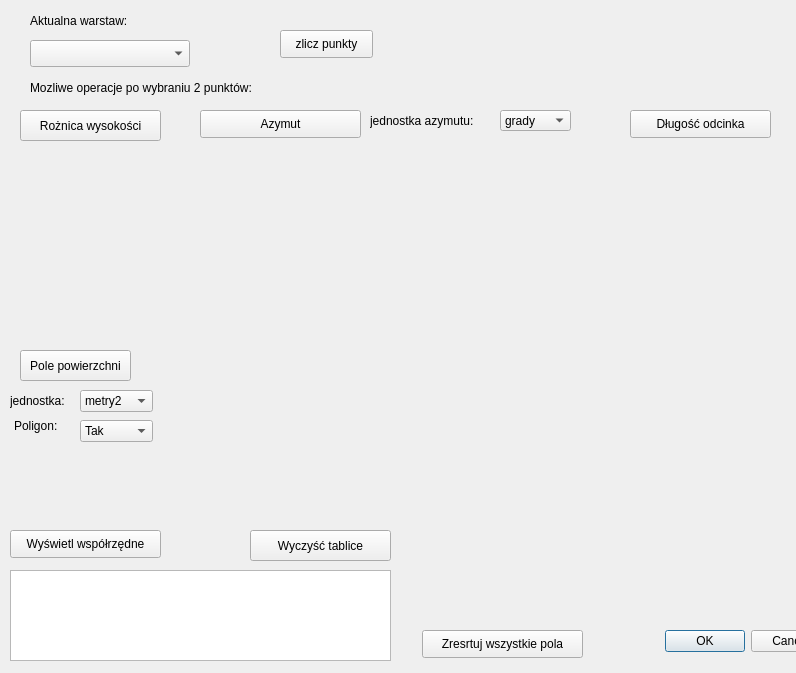
The window that wtyczka_projekt_3/wtyczka_projekt_3_dialog_base.ui (Sawoboh/Informatyka_Projekt_2) describes before a commit, drawn with Qt 5.
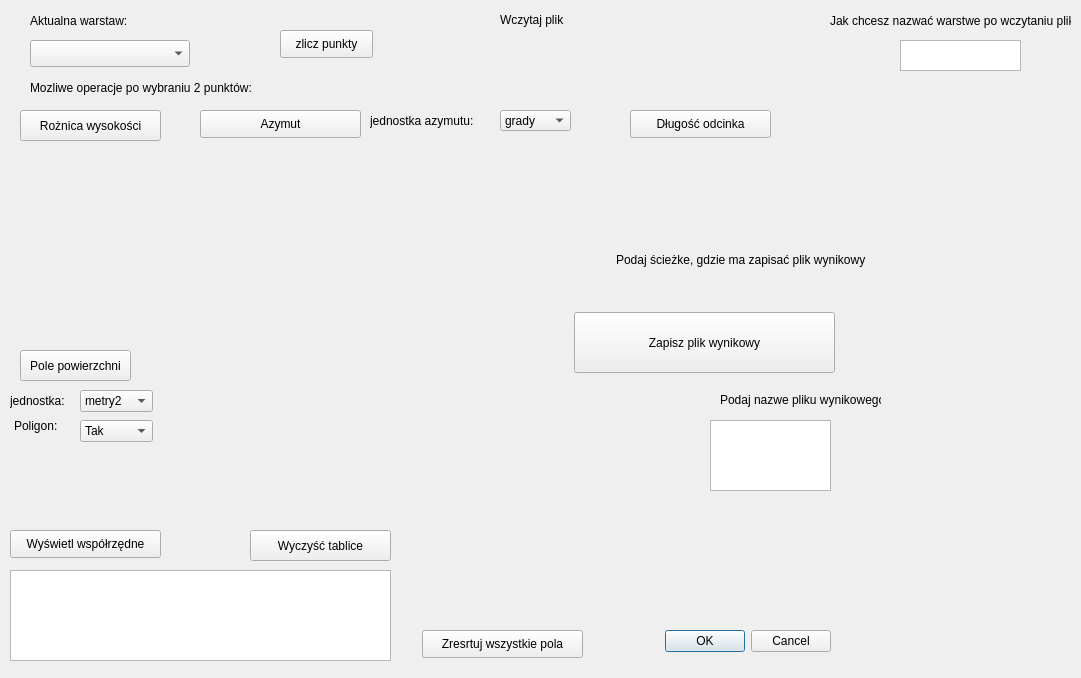
The same window after the commit. Custom widgets are drawn as their Qt base class.

Commit message: Dodanie Wczytania pliku

```diff
--- a/wtyczka_projekt_3/wtyczka_projekt_3_dialog_base.ui
+++ b/wtyczka_projekt_3/wtyczka_projekt_3_dialog_base.ui
@@ -6,8 +6,8 @@
    <rect>
     <x>0</x>
     <y>0</y>
-    <width>796</width>
-    <height>673</height>
+    <width>1081</width>
+    <height>678</height>
    </rect>
   </property>
   <property name="windowTitle">
@@ -374,8 +374,121 @@
     </property>
    </item>
   </widget>
+  <widget class="QgsFileWidget" name="wybor_pliku">
+   <property name="geometry">
+    <rect>
+     <x>479</x>
+     <y>30</y>
+     <width>381</width>
+     <height>27</height>
+    </rect>
+   </property>
+  </widget>
+  <widget class="QPushButton" name="zapisanie_pliku">
+   <property name="geometry">
+    <rect>
+     <x>574</x>
+     <y>312</y>
+     <width>261</width>
+     <height>61</height>
+    </rect>
+   </property>
+   <property name="text">
+    <string>Zapisz plik wynikowy</string>
+   </property>
+  </widget>
+  <widget class="QTextEdit" name="nazwa_pliku_wynikowego">
+   <property name="geometry">
+    <rect>
+     <x>710</x>
+     <y>420</y>
+     <width>121</width>
+     <height>71</height>
+    </rect>
+   </property>
+  </widget>
+  <widget class="QTextEdit" name="nazwa_warstwy">
+   <property name="geometry">
+    <rect>
+     <x>900</x>
+     <y>40</y>
+     <width>121</width>
+     <height>31</height>
+    </rect>
+   </property>
+  </widget>
+  <widget class="QLabel" name="label">
+   <property name="geometry">
+    <rect>
+     <x>830</x>
+     <y>10</y>
+     <width>241</width>
+     <height>21</height>
+    </rect>
+   </property>
+   <property name="text">
+    <string>Jak chcesz nazwać warstwe po wczytaniu pliku?</string>
+   </property>
+  </widget>
+  <widget class="QLabel" name="label_2">
+   <property name="geometry">
+    <rect>
+     <x>720</x>
+     <y>390</y>
+     <width>161</width>
+     <height>20</height>
+    </rect>
+   </property>
+   <property name="text">
+    <string>Podaj nazwe pliku wynikowego:</string>
+   </property>
+  </widget>
+  <widget class="QLabel" name="label_3">
+   <property name="geometry">
+    <rect>
+     <x>500</x>
+     <y>10</y>
+     <width>191</width>
+     <height>20</height>
+    </rect>
+   </property>
+   <property name="text">
+    <string>Wczytaj plik</string>
+   </property>
+  </widget>
+  <widget class="QgsFileWidget" name="sciezka_do_zapisu">
+   <property name="geometry">
+    <rect>
+     <x>609</x>
+     <y>280</y>
+     <width>351</width>
+     <height>27</height>
+    </rect>
+   </property>
+   <property name="fileWidgetButtonVisible">
+    <bool>true</bool>
+   </property>
+  </widget>
+  <widget class="QLabel" name="label_4">
+   <property name="geometry">
+    <rect>
+     <x>616</x>
+     <y>250</y>
+     <width>311</width>
+     <height>20</height>
+    </rect>
+   </property>
+   <property name="text">
+    <string>Podaj ścieżke, gdzie ma zapisać plik wynikowy</string>
+   </property>
+  </widget>
  </widget>
  <customwidgets>
+  <customwidget>
+   <class>QgsFileWidget</class>
+   <extends>QWidget</extends>
+   <header>qgsfilewidget.h</header>
+  </customwidget>
   <customwidget>
    <class>QgsMapLayerComboBox</class>
    <extends>QComboBox</extends>
```
The commit also changes 4 other files.
